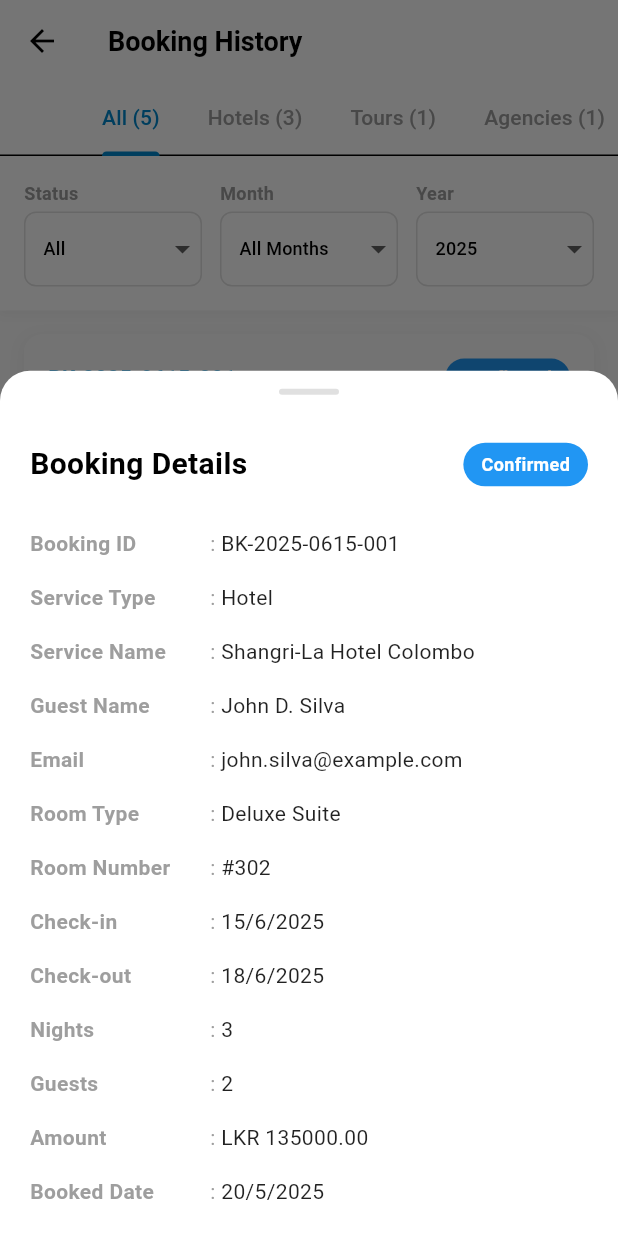
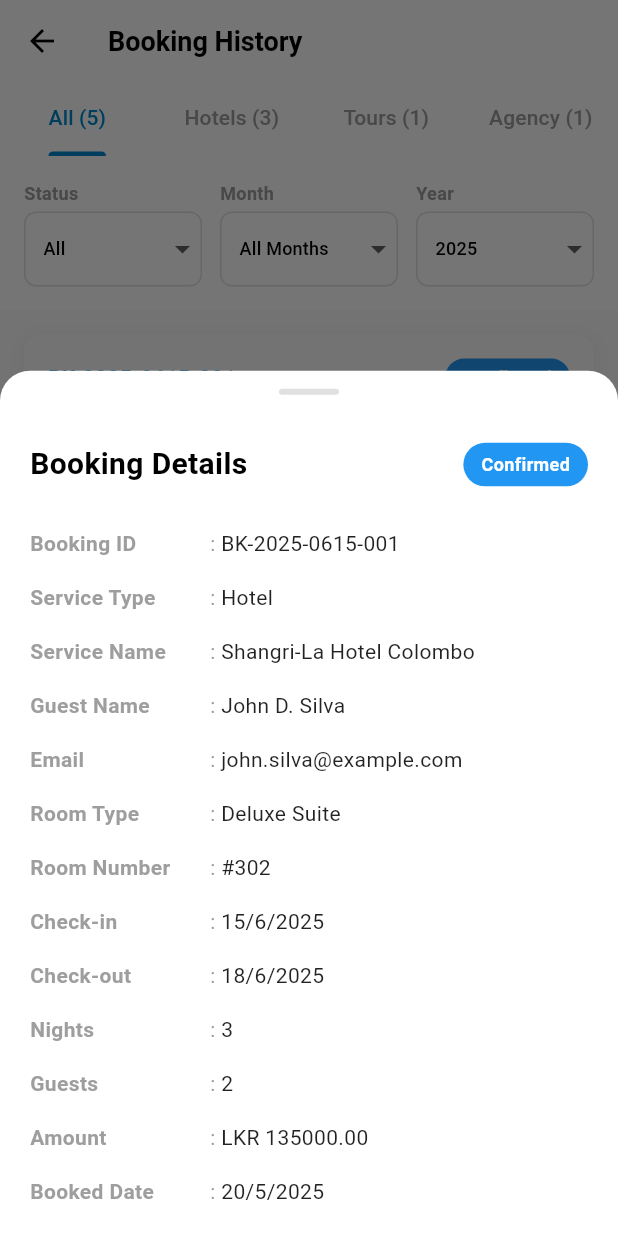
Before and after one commit to Journey-Q/JourneyQ_mobile, a Flutter app: the BookingHistoryPage screen opened by its route, after a tap on "BK-2025-0615-001", on a phone screen of 412 x 824 dp. Run offline on Flutter 3.47's test engine with Material 3 defaults, Android fonts, the phone set to English and light mode, and no system bars; our stand-ins replace dio, equatable, firebase_auth, firebase_core, firebase_messaging, flutter_local_notifications and 9 more; accounts and stored records are empty.

Commit message:
made changes in booking history

```diff
--- a/lib/features/market_place/pages/BookingHistoryPage.dart
+++ b/lib/features/market_place/pages/BookingHistoryPage.dart
@@ -217,17 +217,7 @@
   Widget _buildFilterSection() {
     return Container(
       padding: const EdgeInsets.all(16),
-      decoration: BoxDecoration(
-        color: Colors.white,
-        boxShadow: [
-          BoxShadow(
-            color: Colors.grey.withOpacity(0.1),
-            spreadRadius: 1,
-            blurRadius: 5,
-            offset: const Offset(0, 2),
-          ),
-        ],
-      ),
+      color: Colors.white,
       child: Column(
         children: [
           Row(
@@ -902,8 +892,6 @@
                       // Review Section in Details
                       if (booking['status'] == 'Completed') ...[
                         const SizedBox(height: 20),
-                        const Divider(),
-                        const SizedBox(height: 16),
                         if (booking['hasReview']) ...[
                           Row(
                             mainAxisAlignment: MainAxisAlignment.spaceBetween,
@@ -1098,16 +1086,16 @@
             color: Colors.white,
             child: TabBar(
               controller: _tabController,
-              isScrollable: true,
               labelColor: const Color(0xFF0088cc),
               unselectedLabelColor: Colors.grey,
               indicatorColor: const Color(0xFF0088cc),
               indicatorWeight: 3,
+              dividerColor: Colors.transparent,
               tabs: [
                 Tab(text: 'All (${getBookingsByType('All').length})'),
                 Tab(text: 'Hotels (${getBookingsByType('Hotel').length})'),
                 Tab(text: 'Tours (${getBookingsByType('Tour Package').length})'),
-                Tab(text: 'Agencies (${getBookingsByType('Travel Agency').length})'),
+                Tab(text: 'Agency (${getBookingsByType('Travel Agency').length})'),
               ],
             ),
           ),
```
